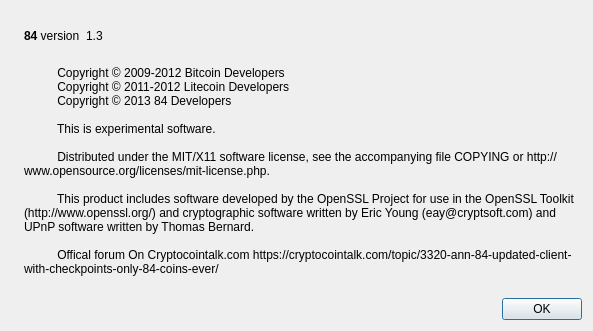
Old version of the form src/qt/forms/aboutdialog.ui in the repository eightyfourcoin/84.
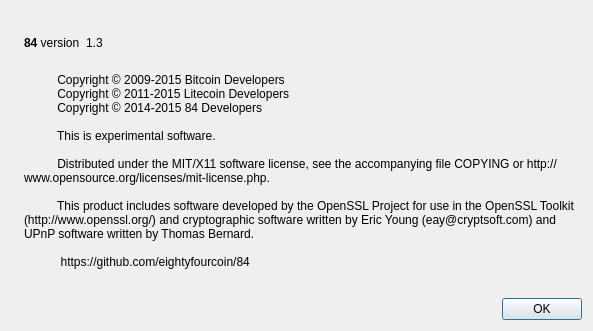
New version of the form. Icons and pictures are not drawn.

Patch:
```diff
--- a/src/qt/forms/aboutdialog.ui
+++ b/src/qt/forms/aboutdialog.ui
@@ -95,9 +95,9 @@
        </property>
        <property name="text">
         <string>
-          Copyright © 2009-2012 Bitcoin Developers
-          Copyright © 2011-2012 Litecoin Developers
-          Copyright © 2013 84 Developers
+          Copyright © 2009-2015 Bitcoin Developers
+          Copyright © 2011-2015 Litecoin Developers
+          Copyright © 2014-2015 84 Developers
 
           This is experimental software.
 
@@ -105,7 +105,7 @@
 
           This product includes software developed by the OpenSSL Project for use in the OpenSSL Toolkit (http://www.openssl.org/) and cryptographic software written by Eric Young (eay@cryptsoft.com) and UPnP software written by Thomas Bernard.
 
-          Offical forum On Cryptocointalk.com https://cryptocointalk.com/topic/3320-ann-84-updated-client-with-checkpoints-only-84-coins-ever/   </string>
+           https://github.com/eightyfourcoin/84 </string>
        </property>
        <property name="wordWrap">
         <bool>true</bool>
```
